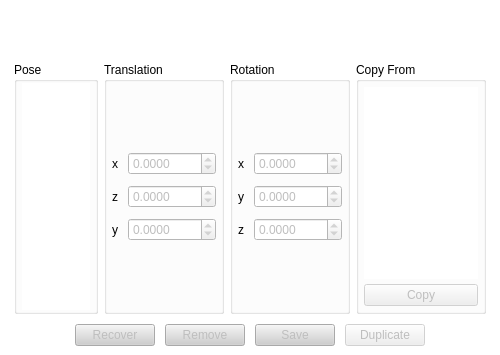
Old version of the form src/view/poseeditor/poseeditor.ui in the repository florianblume/6d-pat.
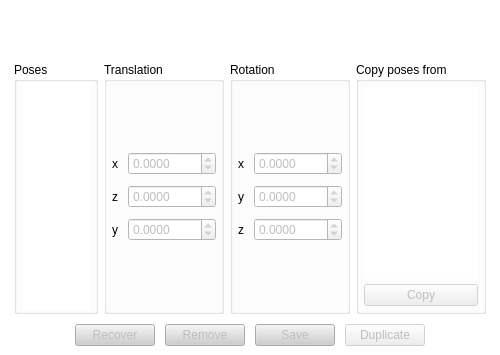
New version of the form.

```diff
--- a/src/view/poseeditor/poseeditor.ui
+++ b/src/view/poseeditor/poseeditor.ui
@@ -196,7 +196,7 @@
             </size>
            </property>
            <property name="title">
-            <string>Pose</string>
+            <string>Poses</string>
            </property>
            <layout class="QVBoxLayout" name="verticalLayout_4" stretch="0">
             <property name="spacing">
@@ -662,7 +662,7 @@
             </size>
            </property>
            <property name="title">
-            <string>Copy From</string>
+            <string>Copy poses from</string>
            </property>
            <layout class="QGridLayout" name="gridLayout_5">
             <property name="leftMargin">
```
